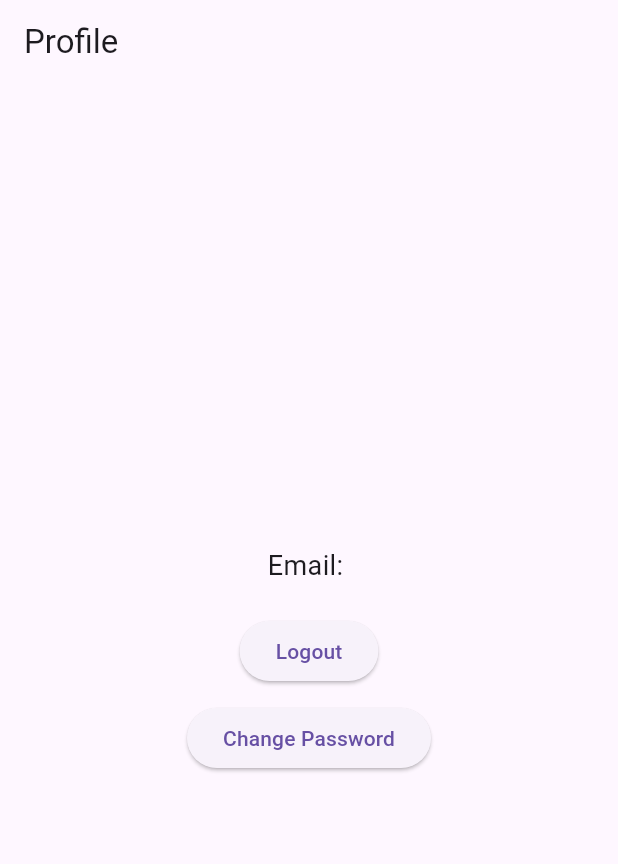
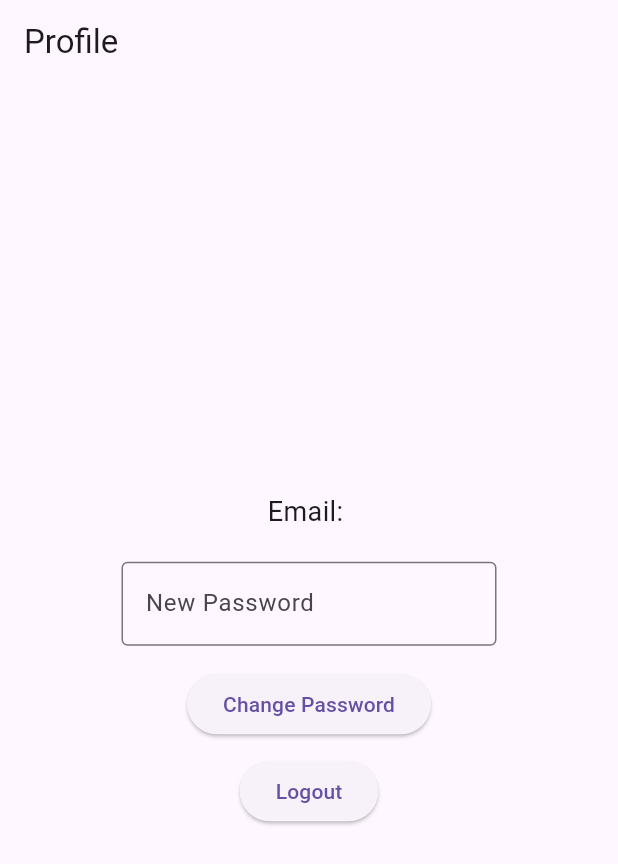
Before and after one commit to Smiller2424/auth_app, a Flutter app: the ProfileScreen screen opened directly, on a phone screen of 412 x 824 dp. Shown: the top 864 px of the screen. Run offline on Flutter 3.47's test engine with Material 3 defaults, Android fonts, the phone set to English and light mode, and no system bars; our stand-ins replace firebase_auth, firebase_core; accounts and stored records are empty.

Commit message:
Refined ProfileScreen UI with centered password field and improved layout

```diff
--- a/lib/screens/profile_screen.dart
+++ b/lib/screens/profile_screen.dart
@@ -2,13 +2,19 @@ import 'package:flutter/material.dart';
 import '../services/auth_service.dart';
 import 'auth_screen.dart';
 
-class ProfileScreen extends StatelessWidget {
+class ProfileScreen extends StatefulWidget {
   const ProfileScreen({super.key});
 
   @override
+  State<ProfileScreen> createState() => _ProfileScreenState();
+}
+
+class _ProfileScreenState extends State<ProfileScreen> {
+  final auth = AuthService();
+  final newPasswordController = TextEditingController();
+
+  @override
   Widget build(BuildContext context) {
-    final auth = AuthService();
-
     return Scaffold(
       appBar: AppBar(
         title: const Text("Profile"),
@@ -17,7 +23,7 @@ class ProfileScreen extends StatelessWidget {
         child: Column(
           mainAxisAlignment: MainAxisAlignment.center,
           children: [
-            // Show logged-in user email
+            // EMAIL
             Text(
               "Email: ${auth.currentUser?.email}",
               style: const TextStyle(fontSize: 18),
@@ -25,7 +31,47 @@ class ProfileScreen extends StatelessWidget {
 
             const SizedBox(height: 20),
 
-            // Logout button
+            // PASSWORD FIELD (FIXED WIDTH)
+            SizedBox(
+              width: 250,
+              child: TextField(
+                controller: newPasswordController,
+                decoration: const InputDecoration(
+                  labelText: "New Password",
+                  border: OutlineInputBorder(),
+                ),
+                obscureText: true,
+              ),
+            ),
+
+            const SizedBox(height: 15),
+
+            // CHANGE PASSWORD
+            ElevatedButton(
+              onPressed: () async {
+                String newPassword = newPasswordController.text;
+
+                if (newPassword.length < 6) {
+                  ScaffoldMessenger.of(context).showSnackBar(
+                    const SnackBar(content: Text("Password must be 6+ chars")),
+                  );
+                  return;
+                }
+
+                await auth.changePassword(newPassword);
+
+                if (!context.mounted) return;
+
+                ScaffoldMessenger.of(context).showSnackBar(
+                  const SnackBar(content: Text("Password Updated")),
+                );
+              },
+              child: const Text("Change Password"),
+            ),
+
+            const SizedBox(height: 10),
+
+            // LOGOUT
             ElevatedButton(
               onPressed: () async {
                 await auth.signOut();
@@ -41,22 +87,6 @@ class ProfileScreen extends StatelessWidget {
               },
               child: const Text("Logout"),
             ),
-
-            const SizedBox(height: 10),
-
-            // Change password button
-            ElevatedButton(
-              onPressed: () async {
-                await auth.changePassword("newpassword123");
-
-                if (!context.mounted) return;
-
-                ScaffoldMessenger.of(context).showSnackBar(
-                  const SnackBar(content: Text("Password Updated")),
-                );
-              },
-              child: const Text("Change Password"),
-            ),
           ],
         ),
       ),
```
